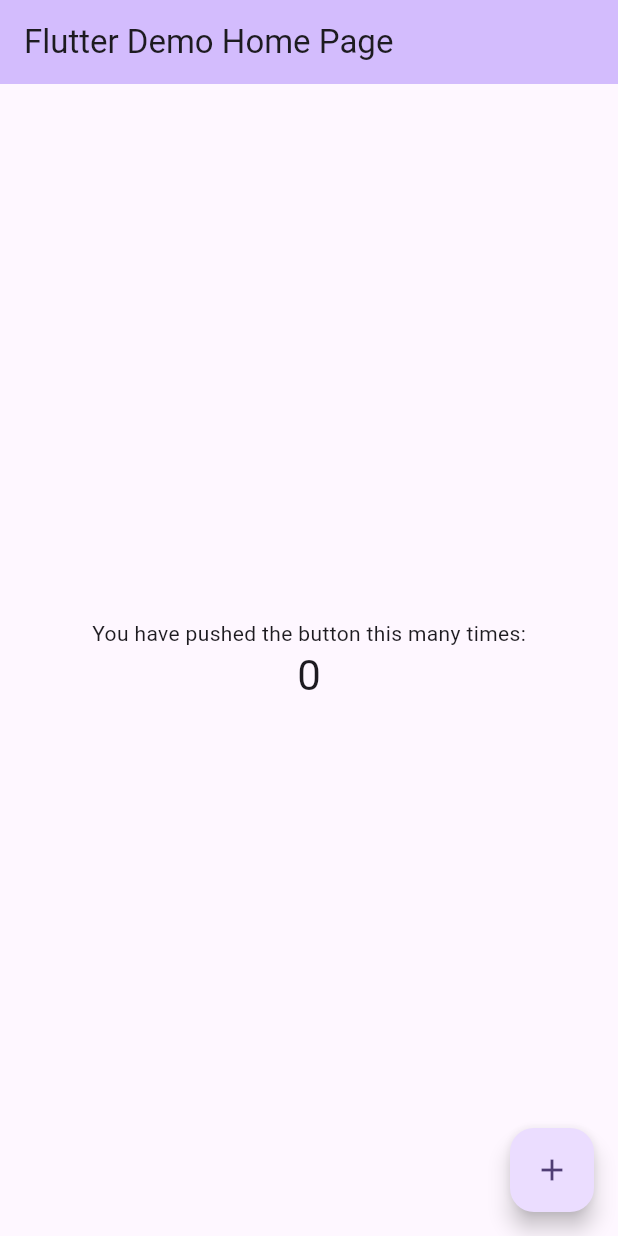
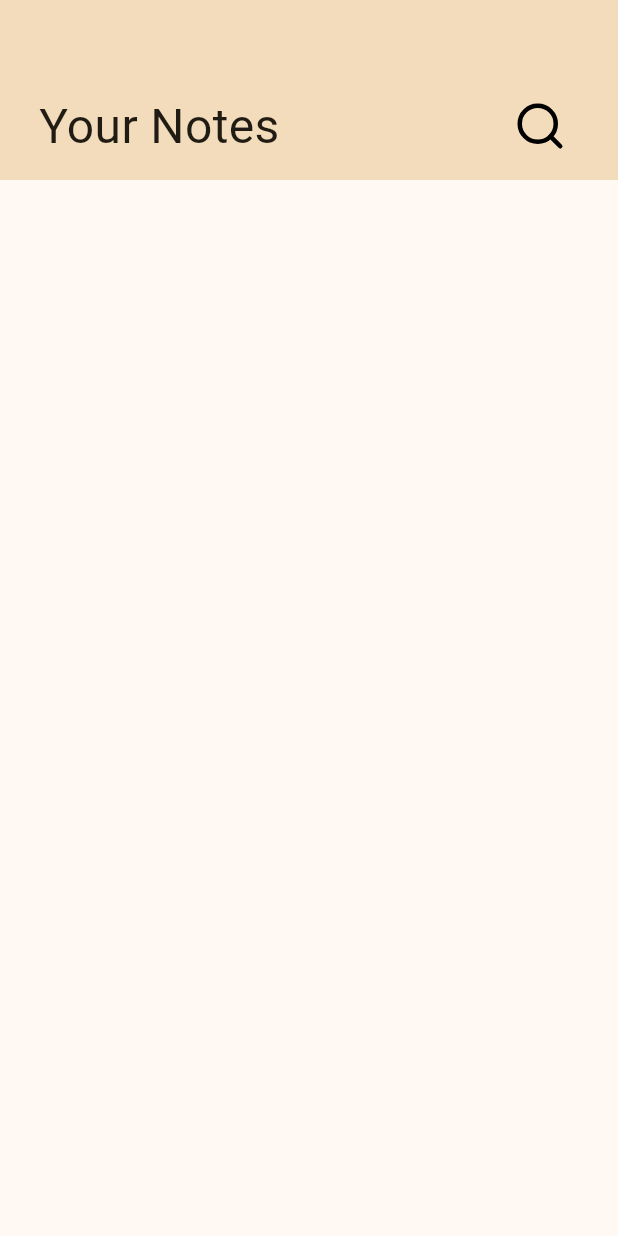
Before and after one commit to Dpbm/seshat, a Flutter app: the screen it shows after launch, on a phone screen of 412 x 824 dp. Run offline on Flutter 3.47's test engine with Material 3 defaults, Android fonts, the phone set to English and light mode, and no system bars; our stand-ins replace flutter_svg.

Commit message:
added topbar

```diff
--- /dev/null
+++ b/lib/home.dart
@@ -0,0 +1,50 @@
+import 'package:flutter/material.dart';
+import 'package:seshat/utils/icons.dart';
+
+class Home extends StatelessWidget {
+  const Home({super.key});
+
+  @override
+  Widget build(BuildContext context) {
+    final double heightMarginTop = MediaQuery.of(context).padding.top;
+    final double height = MediaQuery.of(context).size.height - heightMarginTop;
+    final double width = MediaQuery.of(context).size.width;
+
+    return Scaffold(
+      resizeToAvoidBottomInset: false,
+      appBar: PreferredSize(
+          preferredSize: const Size.fromHeight(0),
+          child: AppBar(
+            backgroundColor: Theme.of(context).colorScheme.primary,
+            elevation: 0,
+          )),
+      body: SizedBox(
+        width: width,
+        height: height,
+        child: Column(
+          children: [
+            Container(
+                height: 120,
+                color: Theme.of(context).colorScheme.primary,
+                child: Container(
+                    margin: const EdgeInsets.fromLTRB(26, 10, 26, 10),
+                    child: Align(
+                      alignment: Alignment.bottomLeft,
+                      child: Row(
+                        mainAxisAlignment: MainAxisAlignment.spaceBetween,
+                        children: [
+                          const Text(
+                            "Your Notes",
+                            style:
+                                TextStyle(fontSize: 32, fontFamily: 'Roboto'),
+                          ),
+                          IconButton(onPressed: () => {}, icon: search())
+                        ],
+                      ),
+                    )))
+          ],
+        ),
+      ),
+    );
+  }
+}
--- a/lib/main.dart
+++ b/lib/main.dart
@@ -1,125 +1,28 @@
 import 'package:flutter/material.dart';
+import 'package:seshat/home.dart';
 
 void main() {
-  runApp(const MyApp());
+  runApp(const Wrapper());
 }
 
-class MyApp extends StatelessWidget {
-  const MyApp({super.key});
+class Wrapper extends StatelessWidget {
+  const Wrapper({super.key});
 
   // This widget is the root of your application.
   @override
   Widget build(BuildContext context) {
     return MaterialApp(
-      title: 'Flutter Demo',
+      title: 'Seshat',
+      debugShowCheckedModeBanner: false,
       theme: ThemeData(
-        // This is the theme of your application.
-        //
-        // TRY THIS: Try running your application with "flutter run". You'll see
-        // the application has a purple toolbar. Then, without quitting the app,
-        // try changing the seedColor in the colorScheme below to Colors.green
-        // and then invoke "hot reload" (save your changes or press the "hot
-        // reload" button in a Flutter-supported IDE, or press "r" if you used
-        // the command line to start the app).
-        //
-        // Notice that the counter didn't reset back to zero; the application
-        // state is not lost during the reload. To reset the state, use hot
-        // restart instead.
-        //
-        // This works for code too, not just values: Most code changes can be
-        // tested with just a hot reload.
-        colorScheme: ColorScheme.fromSeed(seedColor: Colors.deepPurple),
-        useMaterial3: true,
+        colorScheme: ColorScheme.fromSeed(
+          seedColor: const Color.fromARGB(255, 242, 220, 187),
+          primary: const Color.fromARGB(255, 242, 220, 187),
+          secondary: const Color.fromARGB(255, 54, 78, 95),
+        ),
       ),
-      home: const MyHomePage(title: 'Flutter Demo Home Page'),
+      color: Theme.of(context).primaryColor,
+      home: const Home(),
     );
   }
 }
-
-class MyHomePage extends StatefulWidget {
-  const MyHomePage({super.key, required this.title});
-
-  // This widget is the home page of your application. It is stateful, meaning
-  // that it has a State object (defined below) that contains fields that affect
-  // how it looks.
-
-  // This class is the configuration for the state. It holds the values (in this
-  // case the title) provided by the parent (in this case the App widget) and
-  // used by the build method of the State. Fields in a Widget subclass are
-  // always marked "final".
-
-  final String title;
-
-  @override
-  State<MyHomePage> createState() => _MyHomePageState();
-}
-
-class _MyHomePageState extends State<MyHomePage> {
-  int _counter = 0;
-
-  void _incrementCounter() {
-    setState(() {
-      // This call to setState tells the Flutter framework that something has
-      // changed in this State, which causes it to rerun the build method below
-      // so that the display can reflect the updated values. If we changed
-      // _counter without calling setState(), then the build method would not be
-      // called again, and so nothing would appear to happen.
-      _counter++;
-    });
-  }
-
-  @override
-  Widget build(BuildContext context) {
-    // This method is rerun every time setState is called, for instance as done
-    // by the _incrementCounter method above.
-    //
-    // The Flutter framework has been optimized to make rerunning build methods
-    // fast, so that you can just rebuild anything that needs updating rather
-    // than having to individually change instances of widgets.
-    return Scaffold(
-      appBar: AppBar(
-        // TRY THIS: Try changing the color here to a specific color (to
-        // Colors.amber, perhaps?) and trigger a hot reload to see the AppBar
-        // change color while the other colors stay the same.
-        backgroundColor: Theme.of(context).colorScheme.inversePrimary,
-        // Here we take the value from the MyHomePage object that was created by
-        // the App.build method, and use it to set our appbar title.
-        title: Text(widget.title),
-      ),
-      body: Center(
-        // Center is a layout widget. It takes a single child and positions it
-        // in the middle of the parent.
-        child: Column(
-          // Column is also a layout widget. It takes a list of children and
-          // arranges them vertically. By default, it sizes itself to fit its
-          // children horizontally, and tries to be as tall as its parent.
-          //
-          // Column has various properties to control how it sizes itself and
-          // how it positions its children. Here we use mainAxisAlignment to
-          // center the children vertically; the main axis here is the vertical
-          // axis because Columns are vertical (the cross axis would be
-          // horizontal).
-          //
-          // TRY THIS: Invoke "debug painting" (choose the "Toggle Debug Paint"
-          // action in the IDE, or press "p" in the console), to see the
-          // wireframe for each widget.
-          mainAxisAlignment: MainAxisAlignment.center,
-          children: <Widget>[
-            const Text(
-              'You have pushed the button this many times:',
-            ),
-            Text(
-              '$_counter',
-              style: Theme.of(context).textTheme.headlineMedium,
-            ),
-          ],
-        ),
-      ),
-      floatingActionButton: FloatingActionButton(
-        onPressed: _incrementCounter,
-        tooltip: 'Increment',
-        child: const Icon(Icons.add),
-      ), // This trailing comma makes auto-formatting nicer for build methods.
-    );
-  }
-}
--- /dev/null
+++ b/lib/utils/icons.dart
@@ -0,0 +1,11 @@
+import 'package:flutter/material.dart';
+import 'package:flutter_svg/flutter_svg.dart';
+
+Widget search() {
+  return SvgPicture.asset(
+    'assets/icons/search.svg',
+    semanticsLabel: 'Search',
+    width: 36,
+    height: 36,
+  );
+}
```
Also changed, not shown: pubspec.yaml (+8 -6 lines), assets/fonts/Roboto-Regular.ttf (added), assets/icons/search.svg (added), pubspec.lock, 1 other file.
